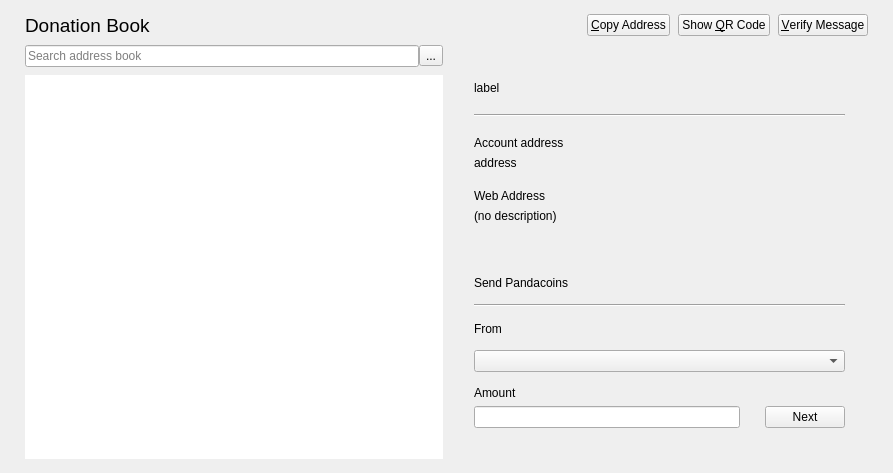
Qt form src/qt/forms/donationbook.ui (DigitalPandacoin/pandacoin) before a commit.
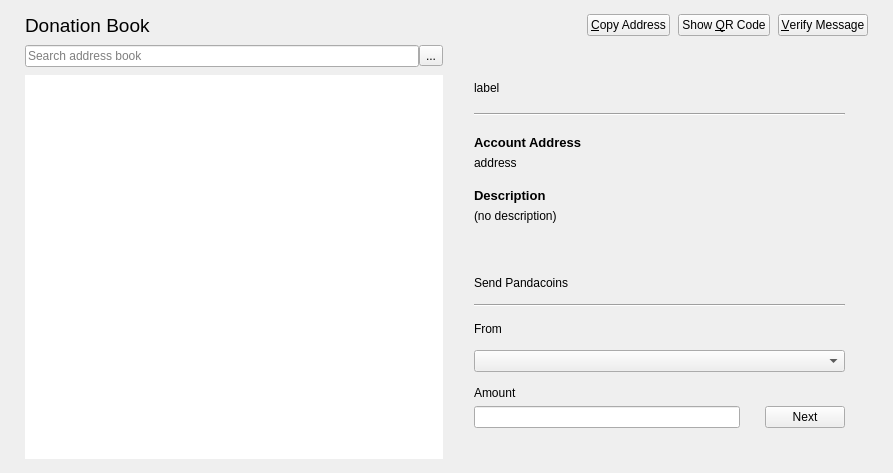
The same form after that commit. Icons and pictures are not drawn. Custom widgets are drawn as their Qt base class.

```diff
--- a/src/qt/forms/donationbook.ui
+++ b/src/qt/forms/donationbook.ui
@@ -254,8 +254,15 @@
            </item>
            <item>
             <widget class="QLabel" name="addressbook_account_address_heading">
+             <property name="font">
+              <font>
+               <pointsize>10</pointsize>
+               <weight>75</weight>
+               <bold>true</bold>
+              </font>
+             </property>
              <property name="text">
-              <string notr="true">Account address</string>
+              <string notr="true">Account Address</string>
              </property>
             </widget>
            </item>
@@ -281,8 +288,15 @@
            </item>
            <item>
             <widget class="QLabel" name="donationbook_account_description_heading">
+             <property name="font">
+              <font>
+               <pointsize>10</pointsize>
+               <weight>75</weight>
+               <bold>true</bold>
+              </font>
+             </property>
              <property name="text">
-              <string notr="true">Web Address</string>
+              <string notr="true">Description</string>
              </property>
             </widget>
            </item>
```
